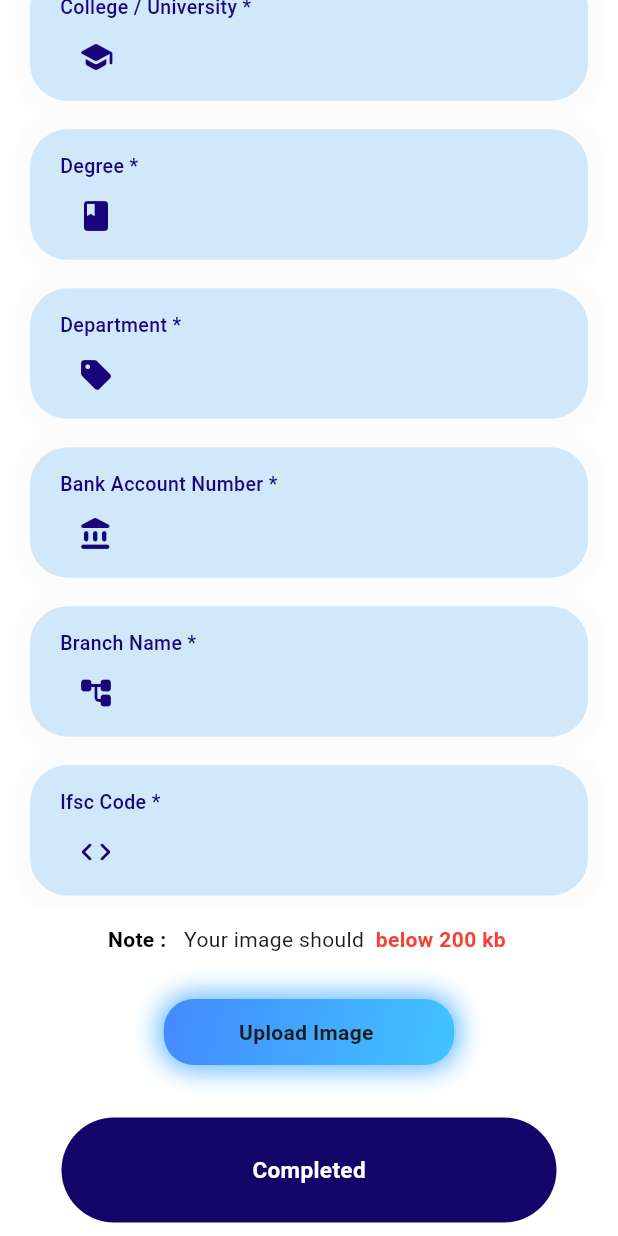
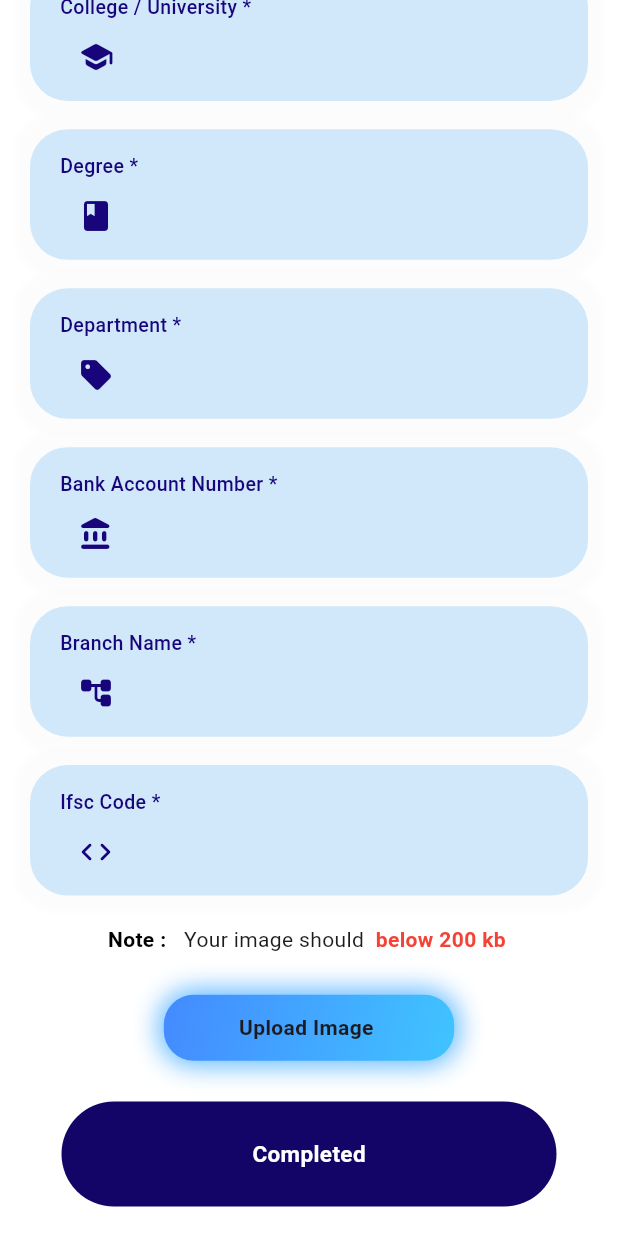
Before and after one commit to deepak-dee3/NCC-FLUTTER-APP, a Flutter app: the fill_details screen opened directly with empty values, scrolled down 2728 dp, on a phone screen of 412 x 824 dp. Run offline on Flutter 3.47's test engine with Material 3 defaults, Android fonts, the phone set to English and light mode, and no system bars; drawn by our look-alikes of shimmer; our stand-ins replace animated_splash_screen, avatar_glow, cached_network_image, cloud_firestore, firebase_auth, firebase_core and 13 more; missing offline and left inert: flutter_windowmanager, image_compression_flutter, metaballs, onesignal_flutter; accounts and stored records are empty; project files that could hold a hidden picture were left out.

Commit message:
alignment been changed

```diff
--- a/lib/cadet_fill_details.dart
+++ b/lib/cadet_fill_details.dart
@@ -2691,7 +2691,7 @@ prefixIcon: Icon(Icons.person_2_rounded),
           ],
          ),
 
-         SizedBox(height: 30,),
+         SizedBox(height: screenHeight*0.033,),
 
           GestureDetector(onTap: (){
             pickimage();
@@ -2719,7 +2719,7 @@ prefixIcon: Icon(Icons.person_2_rounded),
           ],
         ),
             child: Text('Upload Image ',style: TextStyle(fontWeight: FontWeight.bold),))),
-          SizedBox(height:35),
+          SizedBox(height:screenHeight*0.033),
 
           GestureDetector(onTap:(){
 
```
